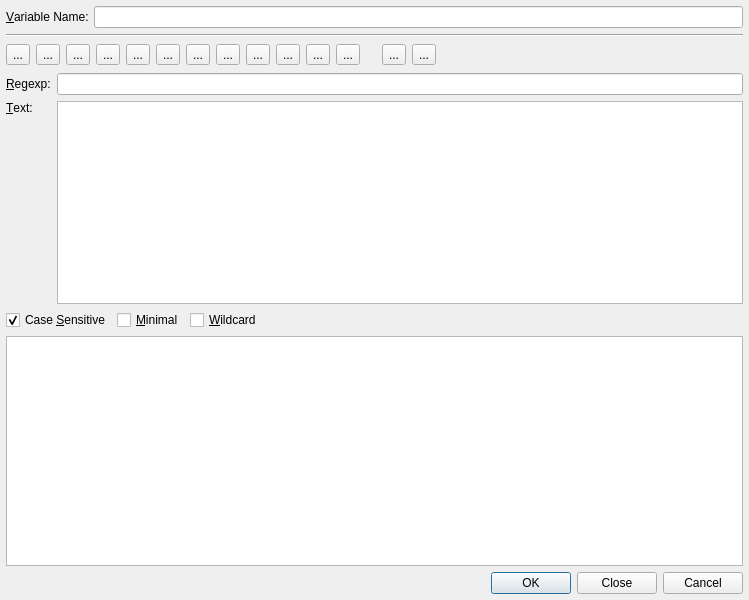
This is Plugins/WizardPlugins/QRegExpWizard/QRegExpWizardDialog.ui in testmana2/test as Qt 5 draws it before an edit. The edited form follows.
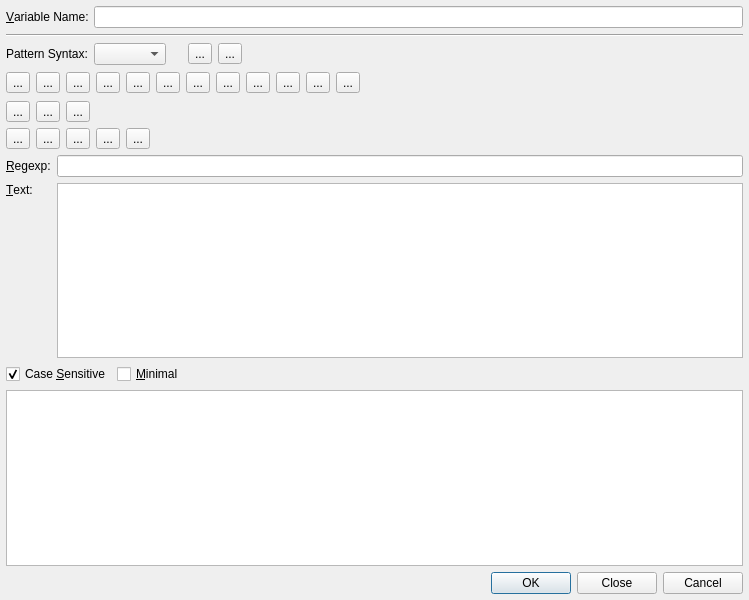
This is the edited form.

Commit message: Added support for the various pattern syntaxes to the QRegExp wizard.

Patch:
```diff
--- a/Plugins/WizardPlugins/QRegExpWizard/QRegExpWizardDialog.ui
+++ b/Plugins/WizardPlugins/QRegExpWizard/QRegExpWizardDialog.ui
@@ -16,7 +16,7 @@
   <property name="sizeGripEnabled" stdset="0">
    <bool>true</bool>
   </property>
-  <layout class="QVBoxLayout">
+  <layout class="QVBoxLayout" name="verticalLayout">
    <item>
     <layout class="QHBoxLayout">
      <item>
@@ -42,7 +42,78 @@
     </widget>
    </item>
    <item>
-    <layout class="QHBoxLayout">
+    <layout class="QHBoxLayout" name="horizontalLayout_3">
+     <item>
+      <widget class="QLabel" name="label">
+       <property name="text">
+        <string>Pattern Syntax:</string>
+       </property>
+      </widget>
+     </item>
+     <item>
+      <widget class="QComboBox" name="syntaxCombo">
+       <property name="toolTip">
+        <string>Select the pattern syntax</string>
+       </property>
+      </widget>
+     </item>
+     <item>
+      <spacer>
+       <property name="orientation">
+        <enum>Qt::Horizontal</enum>
+       </property>
+       <property name="sizeType">
+        <enum>QSizePolicy::Fixed</enum>
+       </property>
+       <property name="sizeHint" stdset="0">
+        <size>
+         <width>16</width>
+         <height>20</height>
+        </size>
+       </property>
+      </spacer>
+     </item>
+     <item>
+      <widget class="QToolButton" name="undoButton">
+       <property name="toolTip">
+        <string>&lt;b&gt;Undo last edit&lt;/b&gt;</string>
+       </property>
+       <property name="text">
+        <string>...</string>
+       </property>
+      </widget>
+     </item>
+     <item>
+      <widget class="QToolButton" name="redoButton">
+       <property name="toolTip">
+        <string>&lt;b&gt;Redo last edit&lt;/b&gt;</string>
+       </property>
+       <property name="text">
+        <string>...</string>
+       </property>
+      </widget>
+     </item>
+     <item>
+      <spacer name="horizontalSpacer_2">
+       <property name="orientation">
+        <enum>Qt::Horizontal</enum>
+       </property>
+       <property name="sizeHint" stdset="0">
+        <size>
+         <width>40</width>
+         <height>20</height>
+        </size>
+       </property>
+      </spacer>
+     </item>
+    </layout>
+   </item>
+   <item>
+    <widget class="QFrame" name="regexpButtonsFrame">
+     <layout class="QHBoxLayout" name="horizontalLayout">
+      <property name="margin">
+       <number>0</number>
+      </property>
      <item>
       <widget class="QToolButton" name="charButton">
        <property name="toolTip">
@@ -239,42 +310,6 @@
        </property>
       </widget>
      </item>
-     <item>
-      <spacer>
-       <property name="orientation">
-        <enum>Qt::Horizontal</enum>
-       </property>
-       <property name="sizeType">
-        <enum>QSizePolicy::Fixed</enum>
-       </property>
-       <property name="sizeHint" stdset="0">
-        <size>
-         <width>16</width>
-         <height>20</height>
-        </size>
-       </property>
-      </spacer>
-     </item>
-     <item>
-      <widget class="QToolButton" name="undoButton">
-       <property name="toolTip">
-        <string>&lt;b&gt;Undo last edit&lt;/b&gt;</string>
-       </property>
-       <property name="text">
-        <string>...</string>
-       </property>
-      </widget>
-     </item>
-     <item>
-      <widget class="QToolButton" name="redoButton">
-       <property name="toolTip">
-        <string>&lt;b&gt;Redo last edit&lt;/b&gt;</string>
-       </property>
-       <property name="text">
-        <string>...</string>
-       </property>
-      </widget>
-     </item>
      <item>
       <spacer>
        <property name="orientation">
@@ -285,13 +320,179 @@
        </property>
        <property name="sizeHint" stdset="0">
         <size>
-         <width>81</width>
+          <width>356</width>
          <height>24</height>
         </size>
        </property>
       </spacer>
      </item>
     </layout>
+    </widget>
+   </item>
+   <item>
+    <widget class="QFrame" name="wildcardButtonsFrame">
+     <layout class="QHBoxLayout" name="horizontalLayout_2">
+      <property name="margin">
+       <number>0</number>
+      </property>
+      <item>
+       <widget class="QToolButton" name="wildcardCharButton">
+        <property name="toolTip">
+         <string>&lt;b&gt;Single character of a range (e.g. [abcd])&lt;/b&gt;&lt;p&gt;Select a single character of a range via a specific dialog.&lt;/p&gt;</string>
+        </property>
+        <property name="whatsThis">
+         <string>&lt;b&gt;Single character of a range (e.g. [abcd])&lt;/b&gt;&lt;p&gt;Select a single character of a range via a specific dialog. This dialog will help to edit the range of characters and add some specific conditions.&lt;/p&gt;</string>
+        </property>
+        <property name="text">
+         <string>...</string>
+        </property>
+       </widget>
+      </item>
+      <item>
+       <widget class="QToolButton" name="wildcardAnycharButton">
+        <property name="toolTip">
+         <string>&lt;b&gt;Any character: '.'&lt;/b&gt;
+&lt;p&gt;Select to insert a question mark (?) in your regexp.&lt;/p&gt;</string>
+        </property>
+        <property name="whatsThis">
+         <string>&lt;b&gt;Any character: '.'&lt;/b&gt;
+&lt;p&gt;Select to insert a question mark (?) in your regexp. The question mark matches a single character. 
+E.g. 'gr?y' matches 'gray', 'grey', 'gr%y', etc.&lt;/p&gt;</string>
+        </property>
+        <property name="text">
+         <string>...</string>
+        </property>
+       </widget>
+      </item>
+      <item>
+       <widget class="QToolButton" name="wildcardRepeatButton">
+        <property name="toolTip">
+         <string>&lt;b&gt;Repeat contents&lt;/b&gt;
+&lt;p&gt;Inserts a repetition (*) character into the regexp.&lt;/p&gt;</string>
+        </property>
+        <property name="whatsThis">
+         <string>&lt;b&gt;Repeat contents&lt;/b&gt;
+&lt;p&gt;Inserts a repetition (*) character into the regexp. That will match zero or more of any character.&lt;/p&gt;</string>
+        </property>
+        <property name="text">
+         <string>...</string>
+        </property>
+       </widget>
+      </item>
+      <item>
+       <spacer name="horizontalSpacer">
+        <property name="orientation">
+         <enum>Qt::Horizontal</enum>
+        </property>
+        <property name="sizeHint" stdset="0">
+         <size>
+          <width>635</width>
+          <height>20</height>
+         </size>
+        </property>
+       </spacer>
+      </item>
+     </layout>
+    </widget>
+   </item>
+   <item>
+    <widget class="QFrame" name="w3cButtonsFrame">
+     <layout class="QHBoxLayout" name="horizontalLayout_4">
+      <property name="margin">
+       <number>0</number>
+      </property>
+      <item>
+       <widget class="QToolButton" name="w3cCharButton">
+        <property name="toolTip">
+         <string>&lt;b&gt;Single character of a range (e.g. [abcd])&lt;/b&gt;&lt;p&gt;Select a single character of a range via a specific dialog.&lt;/p&gt;</string>
+        </property>
+        <property name="whatsThis">
+         <string>&lt;b&gt;Single character of a range (e.g. [abcd])&lt;/b&gt;&lt;p&gt;Select a single character of a range via a specific dialog. This dialog will help to edit the range of characters and add some specific conditions.&lt;/p&gt;</string>
+        </property>
+        <property name="text">
+         <string>...</string>
+        </property>
+       </widget>
+      </item>
+      <item>
+       <widget class="QToolButton" name="w3cAnycharButton">
+        <property name="toolTip">
+         <string>&lt;b&gt;Any character: '.'&lt;/b&gt;
+&lt;p&gt;Select to insert a dot (.) in your regexp.&lt;/p&gt;</string>
+        </property>
+        <property name="whatsThis">
+         <string>&lt;b&gt;Any character: '.'&lt;/b&gt;
+&lt;p&gt;Select to insert a dot (.) in your regexp. The dot matches a single character, except line break characters (by default). 
+E.g. 'gr.y' matches 'gray', 'grey', 'gr%y', etc. Use the dot sparingly. Often, a character class or negated
+character class is faster and more precise.&lt;/p&gt;</string>
+        </property>
+        <property name="text">
+         <string>...</string>
+        </property>
+       </widget>
+      </item>
+      <item>
+       <widget class="QToolButton" name="w3cRepeatButton">
+        <property name="toolTip">
+         <string>&lt;b&gt;Repeat contents&lt;/b&gt;
+&lt;p&gt;Select a repetition condition via a specific dialog. This dialog will help to specify the allowed range for repetitions.&lt;/p&gt;</string>
+        </property>
+        <property name="whatsThis">
+         <string>&lt;b&gt;Repeat contents&lt;/b&gt;
+&lt;p&gt;Select a repetition condition via a specific dialog. This dialog will help to specify the allowed range for repetitions.&lt;/p&gt;</string>
+        </property>
+        <property name="text">
+         <string>...</string>
+        </property>
+       </widget>
+      </item>
+      <item>
+       <widget class="QToolButton" name="w3cGroupButton">
+        <property name="toolTip">
+         <string>&lt;b&gt;Group: ()&lt;/b&gt;
+&lt;p&gt;Select to insert some capturing brackets.&lt;/p&gt;</string>
+        </property>
+        <property name="whatsThis">
+         <string>&lt;b&gt;Group: ()&lt;/b&gt;
+&lt;p&gt;Select to insert some capturing brackets. They can be used to apply a regexp quantifier (e.g. '?' or '+') to the entire group of 
+characters inside the brakets. E.g. the regex 'Set(Value)?' matches 'Set' or 'SetValue'.&lt;/p&gt;</string>
+        </property>
+        <property name="text">
+         <string>...</string>
+        </property>
+       </widget>
+      </item>
+      <item>
+       <widget class="QToolButton" name="w3cAltnButton">
+        <property name="toolTip">
+         <string>&lt;b&gt;Alternatives: '|'&lt;/b&gt;
+&lt;p&gt;Select to insert the alternation symbol '|'. &lt;/p&gt;</string>
+        </property>
+        <property name="whatsThis">
+         <string>&lt;b&gt;Alternatives: '|'&lt;/b&gt;
+&lt;p&gt;Select to insert the alternation symbol '|'. The alternation is used to match a single regular expression out of 
+several possible regular expressions. E.g. 'cat|dog|mouse|fish' matches words containing the word 'cat', 'dog','mouse' or 'fish'.&lt;/p&gt;</string>
+        </property>
+        <property name="text">
+         <string>...</string>
+        </property>
+       </widget>
+      </item>
+      <item>
+       <spacer name="horizontalSpacer_3">
+        <property name="orientation">
+         <enum>Qt::Horizontal</enum>
+        </property>
+        <property name="sizeHint" stdset="0">
+         <size>
+          <width>573</width>
+          <height>20</height>
+         </size>
+        </property>
+       </spacer>
+      </item>
+     </layout>
+    </widget>
    </item>
    <item>
     <layout class="QGridLayout">
@@ -351,16 +552,6 @@
        </property>
       </widget>
      </item>
-     <item>
-      <widget class="QCheckBox" name="wildcardCheckBox">
-       <property name="text">
-        <string>&amp;Wildcard</string>
-       </property>
-       <property name="shortcut">
-        <string>Alt+W</string>
-       </property>
-      </widget>
-     </item>
      <item>
       <spacer>
        <property name="orientation">
```
Left out of the diff: 31 changed lines with no effect on the pictures. Lines whose indentation alone changed are shown as unchanged. The commit also changes 21 other files.
